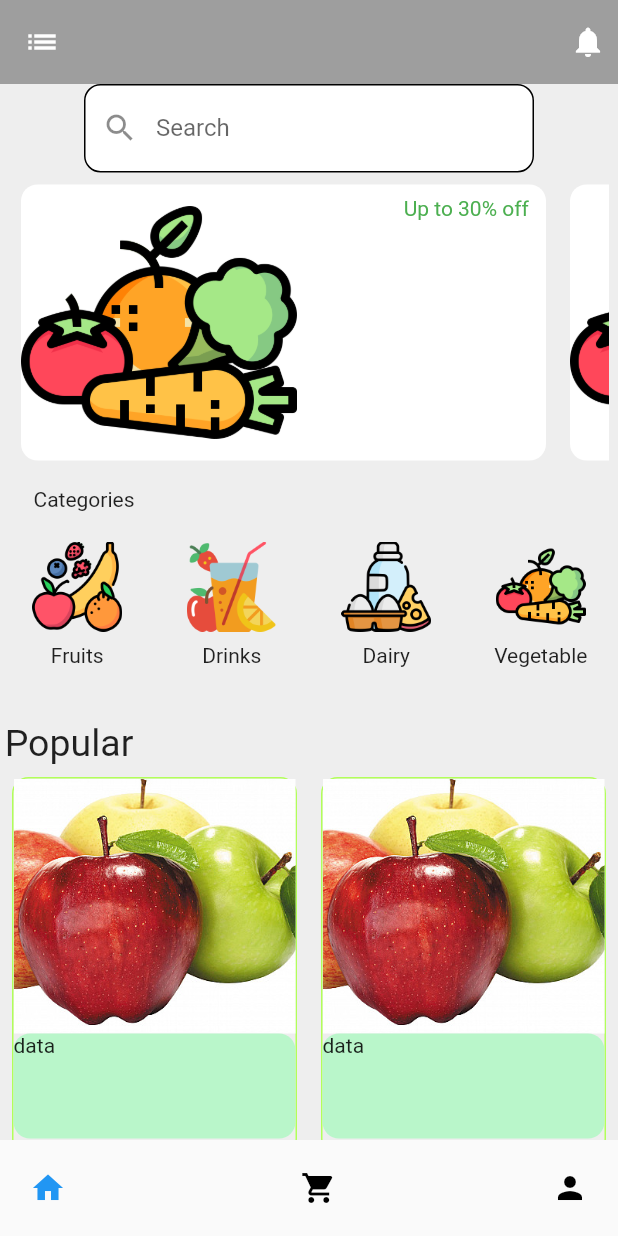
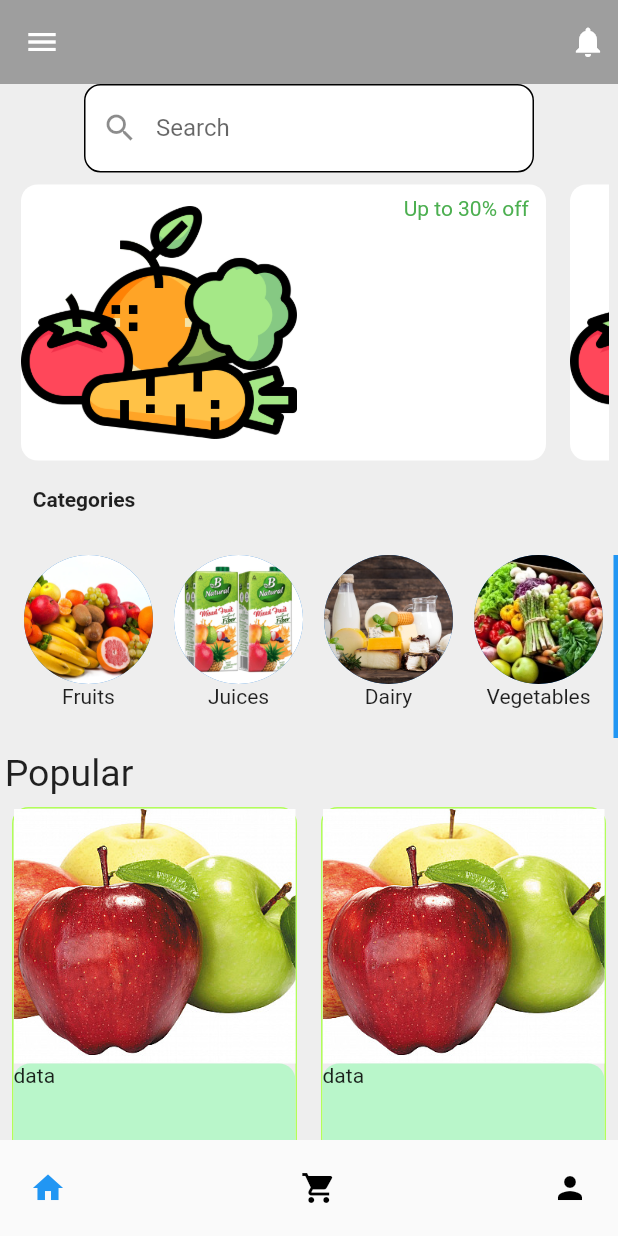
Before and after one commit to saliq-2/ecommerce_ui, a Flutter app: the screen it shows after launch, on a phone screen of 412 x 824 dp. Run offline on Flutter 3.47's test engine with Material 2 defaults, Android fonts, the phone set to English and light mode, and no system bars; drawn by our look-alikes of google_nav_bar.

Commit message:
Multiple changes

```diff
--- a/lib/main.dart
+++ b/lib/main.dart
@@ -21,7 +21,9 @@ class MyApp extends StatelessWidget
     ],
 
 
-        child: MaterialApp(home: selector_page(),)
+        child: MaterialApp(
+
+          home: selector_page(),)
     );
   }
 }
--- a/lib/pages/cart.dart
+++ b/lib/pages/cart.dart
@@ -2,20 +2,54 @@ import 'package:ecommerce_ui/product_lists/dairy_list.dart';
 import 'package:flutter/material.dart';
 import 'package:provider/provider.dart';
 
-class cart extends StatelessWidget
+class cart extends StatefulWidget
 {
+
+  @override
+  State<cart> createState() => _cartState();
+}
+
+class _cartState extends State<cart> {
+  int total=10;
 
   @override
   Widget build(BuildContext context) {
     return Consumer<dairy_list>(
       builder: (context,model_obj,child)=>
        Scaffold(
+         floatingActionButton: Container(
+
+
+           //color: Colors.blue,
+           child: FittedBox(
+             child: FloatingActionButton.extended(
+             hoverColor: Colors.blue.shade100,
+
+
+            label: Text("Pay now $total "),
+
+               onPressed: (){
+
+
+               },
+
+
+              // textAlign: TextAlign.center,
+
+              // shape: RoundedRectangleBorder(
+              //   borderRadius: BorderRadius.circular(11),
+              // ),
+             ),
+           ),
+         ),
          appBar: AppBar(
+
 
          ),
          body: Container(
-           //height: 600,
-           //color: Colors.black,
+           // height: MediaQuery.of(context).size.height*0.5,
+           // width: 200,
+           color: Colors.greenAccent,
            child: ListView.builder(
                itemCount: model_obj.user_cart.length,
                itemBuilder: (context,index)=>
--- a/lib/pages/dairy.dart
+++ b/lib/pages/dairy.dart
@@ -5,9 +5,15 @@ import 'package:provider/provider.dart';
 
 import 'cart.dart';
 
-class dairy extends StatelessWidget
+class dairy extends StatefulWidget
 {
+  @override
+  State<dairy> createState() => _dairyState();
+}
+
+class _dairyState extends State<dairy> {
   //List page1=[cart()];
+  int total=10;
   @override
   Widget build(BuildContext context) {
     // TODO: implement build
@@ -18,6 +24,19 @@ class dairy extends StatelessWidget
            leading: IconButton(
                icon: Icon(Icons.shopping_cart),
              onPressed: (){
+               setState((){
+                 if(dairy_list().user_cart.length==0)
+                 {
+                   total=20;
+                 }
+                 else
+                 {
+
+                   total=total+10;
+
+                 }
+               }
+               );
                  Navigator.pushReplacement(context, MaterialPageRoute(builder: (context)=>cart()));
              },
            ),
--- a/lib/pages/homepage.dart
+++ b/lib/pages/homepage.dart
@@ -13,13 +13,29 @@ class homepage extends StatelessWidget
   @override
   Widget build(BuildContext context) {
     return Scaffold(
+      drawer: Drawer(
+        width: MediaQuery.of(context).size.width*0.4,
+        child: ListView(
+          children: [
+            DrawerHeader(child: CircleAvatar(
+              backgroundImage: AssetImage("assets/photo.jpg"),
+            )),
+            ListTile(
+              title: Text("Categories"),
+            ),
+            ListTile(
+              title: Text("Previous Orders"),
+            ),
+          ],
+        ),
+      ),
 
 
 
       appBar: AppBar(
         backgroundColor: Colors.grey,
         elevation: 0,
-        leading: Icon(Icons.list),
+       // leading: Icon(Icons.list),
         actions: [
           Padding(
             padding: const EdgeInsets.all(8.0),
@@ -94,28 +110,39 @@ class homepage extends StatelessWidget
 
           Padding(
             padding: const EdgeInsets.only(right: 300),
-            child: Text("Categories"),
+            child: Text("Categories",style: TextStyle(fontWeight: FontWeight.bold),),
           ),
             SizedBox(height: 20,),
-            Row(
-              mainAxisAlignment: MainAxisAlignment.spaceAround,
+
+            Container(
+              height: 140,
+              child: ListView(
+                // mainAxisAlignment: MainAxisAlignment.spaceAround,
+                  scrollDirection: Axis.horizontal,
+                padding: EdgeInsets.all(9),
                 children: [
                   Container(
-                  height: 100,
+                    height: 70,
                     width: 100,
                     child: Column(
                       children: [
-                      Image.asset("assets/images/fruits.png",width:60 ,height: 60,),
+                        CircleAvatar(
 
-                      Padding(
-                        padding: const EdgeInsets.all(8.0),
-                        child: Text("Fruits"),
-                      )
+                            backgroundImage: AssetImage("assets/images/fruits1.jpg"),
+                          radius: 43,
+
+                        ),
+                        Text("Fruits"),
+
+                        // Padding(
+                        //   padding: const EdgeInsets.all(8.0),
+                        //   child: Text("Fruits"),
+                        // )
                       ],
                     ),
                   ),
                   Container(
-                  height: 100,
+                    height: 70,
                     width: 100,
                     child: Column(
                       children: [
@@ -123,49 +150,80 @@ class homepage extends StatelessWidget
                               onTap: (){
                                 Navigator.push(context, MaterialPageRoute(builder: (context)=>juice()));
                               },
-                          child: Image.asset("assets/images/drink.png",width:60 ,height: 60,)
+                            child: CircleAvatar(
+
+                              backgroundImage: AssetImage("assets/images/juice1.jpg"),
+                              radius: 43,
+
                             ),
+                        ),
+                        Text("Juices"),
 
-                      Padding(
-                        padding: const EdgeInsets.all(8.0),
-                        child: Text("Drinks"),
-                      )
+
                       ],
                     ),
                   ),
                   Container(
-                  height: 100,
+                    height: 70,
                     width: 100,
                     child: Column(
                       children: [
                         InkWell(
 
-                          child: Image.asset("assets/images/dairy-products.png",width:60 ,height: 60,),
+                            child: CircleAvatar(
+
+                              backgroundImage: AssetImage("assets/images/dairy1.jpeg"),
+                              radius: 43,
+
+                            ),
                           onTap: (){
 
                               Navigator.push(context, MaterialPageRoute(builder: (context)=>dairy()));
                             }
 
                         ),
+                        Text("Dairy"),
 
-                      Padding(
-                        padding: const EdgeInsets.all(8.0),
-                        child: Text("Dairy"),
-                      )
+
                       ],
                     ),
                   ),
                   Container(
-                  height: 100,
+                    height:70,
                     width: 100,
                     child: Column(
                       children: [
-                      Image.asset("assets/images/vegetable.png",width:60 ,height: 60,),
+                        CircleAvatar(
 
-                      Padding(
-                        padding: const EdgeInsets.all(8.0),
-                        child: Text("Vegetable"),
-                      )
+                          backgroundImage: AssetImage("assets/images/veges.jpg"),
+                          radius: 43,
+
+
+
+                        ),
+                        Text("Vegetables"),
+
+
+                      ],
+                    ),
+                  ),
+                  Container(
+                    height: 70,
+                    color: Colors.blue,
+                    width: 100,
+                    child: Column(
+                      children: [
+                        CircleAvatar(
+
+                          backgroundImage: AssetImage("assets/images/veges.jpg"),
+                          radius: 43,
+
+
+
+                        ),
+                        Text("Vegetables"),
+
+
                       ],
                     ),
                   ),
@@ -174,7 +232,8 @@ class homepage extends StatelessWidget
 
                   ],
               ),
-            SizedBox(height: 20,),
+            ),
+           // SizedBox(height: 20,),
             Padding(
               padding: const EdgeInsets.only(right: 320),
               child: Text("Popular",style: TextStyle(fontSize: 25),),
--- a/pubspec.yaml
+++ b/pubspec.yaml
@@ -61,11 +61,14 @@ flutter:
   # the material Icons class.
   uses-material-design: true
   assets:
+    - assets/
     - assets/images/
     - assets/banner/images/
     - assets/gridviewimg/images/
     - assets/dairy/
     - assets/juices/
+    - assets/images/fruits1.jpg
+    - assets/images/dairy1.jpeg
 
   # To add assets to your application, add an assets section, like this:
   # assets:
```
Also changed, not shown: assets/images/dairy1.jpeg (added), assets/images/fruits1.jpg (added), assets/images/juice1.jpg (added), assets/images/veges.jpg (added), assets/photo.jpg (added). Lines whose indentation alone changed are shown as unchanged.
